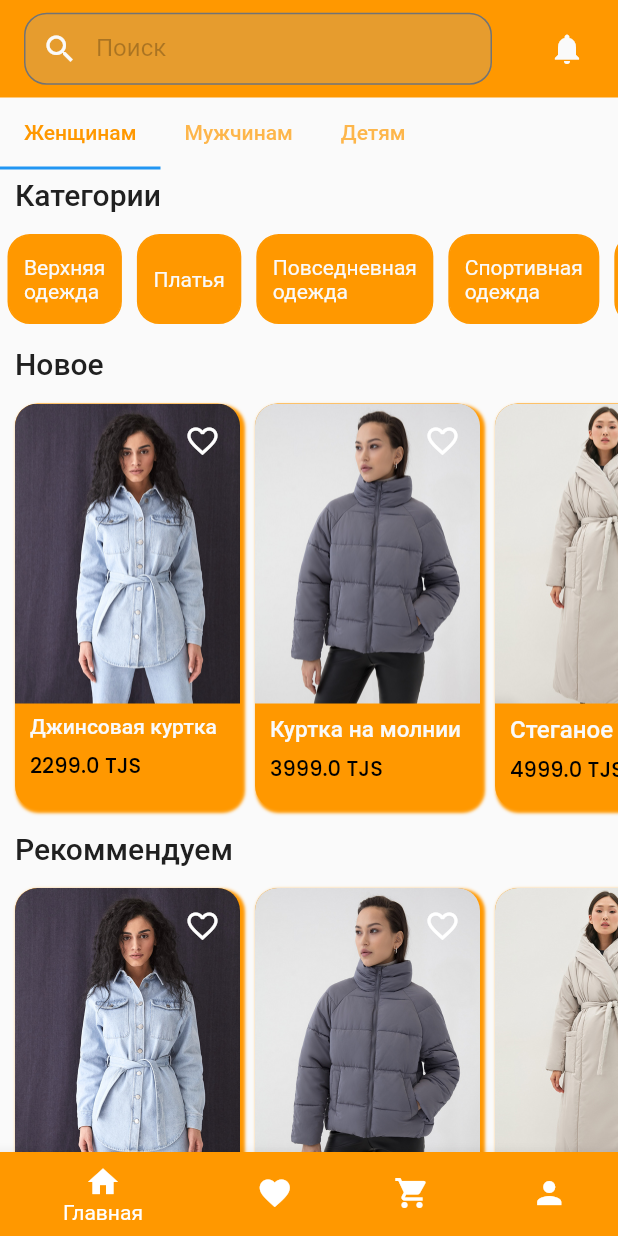
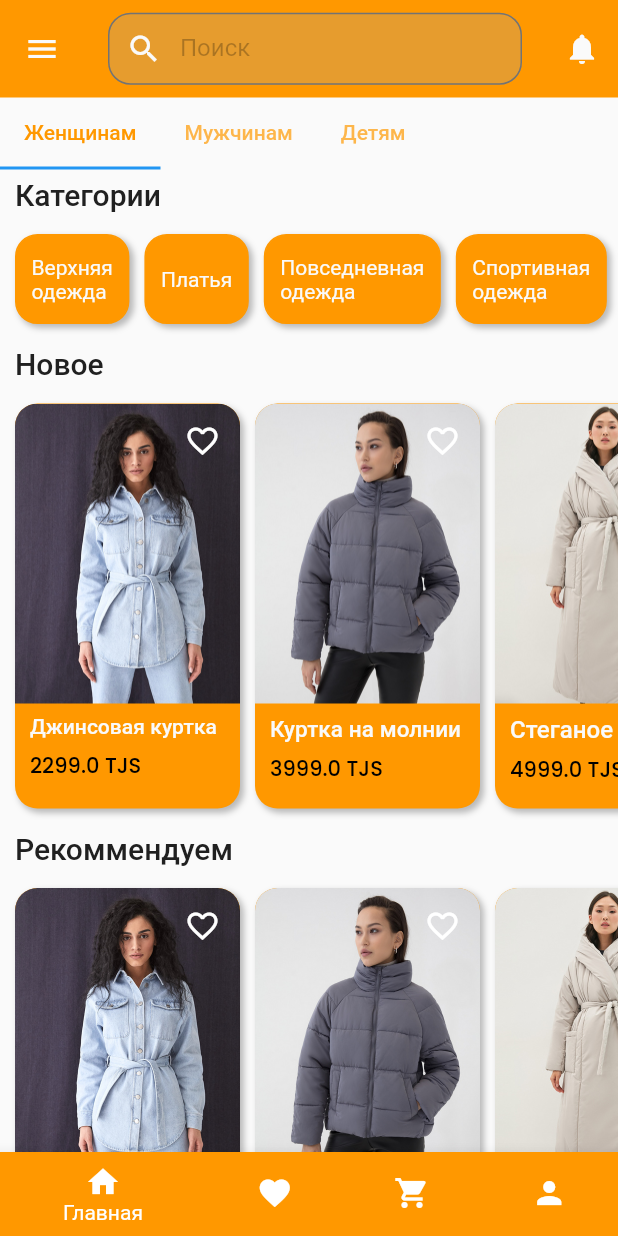
Before and after one commit to abdbuzurg/tajmallfront, a Flutter app: the screen it shows after launch, on a phone screen of 412 x 824 dp. Run offline on Flutter 3.47's test engine with Material 2 defaults, Android fonts, the phone set to English and light mode, and no system bars; our stand-ins replace flutter_riverpod, google_fonts.

Commit message:
added new scren

```diff
--- a/lib/helpers/constants.dart
+++ b/lib/helpers/constants.dart
@@ -3,11 +3,11 @@ import 'package:flutter/material.dart';
 final double kDefaultPadding = 10;
 final double kDefaultMargin = 10;
 BoxShadow kDefaultBoxShadow(Color color) => BoxShadow(
-      color: color,
+      color: Colors.black26,
       offset: const Offset(
-        2.0,
-        2.0,
+        2.5,
+        2.5,
       ),
-      blurRadius: 1.0,
-      spreadRadius: 1.0,
+      blurRadius: 3,
+      spreadRadius: 0,
     );
--- a/lib/helpers/themes.dart
+++ b/lib/helpers/themes.dart
@@ -5,7 +5,6 @@ import 'colors.dart';
 
 ThemeData themeLight(BuildContext context) {
   return ThemeData(
-    buttonColor: ColorLight.primary,
     brightness: Brightness.light,
     backgroundColor: ColorLight.background,
     cardColor: ColorLight.card,
@@ -23,6 +22,7 @@ ThemeData themeLight(BuildContext context) {
     scaffoldBackgroundColor: ColorLight.background,
     appBarTheme: AppBarTheme(
       elevation: 0,
+      backgroundColor: ColorLight.primary,
       centerTitle: true,
     ),
     textTheme: GoogleFonts.poppinsTextTheme().copyWith(
@@ -82,7 +82,6 @@ ThemeData themeLight(BuildContext context) {
 
 ThemeData themeDark(BuildContext context) {
   return ThemeData(
-    buttonColor: ColorDark.primary,
     brightness: Brightness.dark,
     backgroundColor: ColorDark.background,
     cardColor: ColorDark.card,
@@ -100,6 +99,7 @@ ThemeData themeDark(BuildContext context) {
     scaffoldBackgroundColor: ColorDark.background,
     appBarTheme: AppBarTheme(
       elevation: 0,
+      backgroundColor: ColorDark.primary,
       centerTitle: true,
     ),
     textTheme: GoogleFonts.poppinsTextTheme().copyWith(
--- a/lib/views/Home/home_screen.dart
+++ b/lib/views/home_screen/home_screen.dart
@@ -1,7 +1,9 @@
 import 'package:flutter/material.dart';
+import 'package:taj_mall/helpers/constants.dart';
 import 'package:taj_mall/providers/theme_provider.dart';
-import 'package:taj_mall/views/Home/woman_tab/woman_tab.dart';
 import 'package:flutter_riverpod/flutter_riverpod.dart';
+
+import 'woman_tab/woman_tab.dart';
 
 class HomeScreen extends StatefulWidget {
   const HomeScreen({Key? key}) : super(key: key);
@@ -12,14 +14,15 @@ class HomeScreen extends StatefulWidget {
 
 class _HomeScreenState extends State<HomeScreen>
     with SingleTickerProviderStateMixin, AutomaticKeepAliveClientMixin {
+  final GlobalKey<ScaffoldState> _scaffoldKey = new GlobalKey<ScaffoldState>();
+  late ScrollController _scrollController = ScrollController();
+  late TabController _tabController =
+      TabController(length: _tabs.length, vsync: this);
   final List<Widget> _tabs = [
     Tab(text: "Женщинам"),
     Tab(text: "Мужчинам"),
     Tab(text: "Детям"),
   ];
-  late ScrollController _scrollController = ScrollController();
-  late TabController _tabController =
-      TabController(length: _tabs.length, vsync: this);
   final List<Widget> _tabViews = [
     WomanTab(),
     Container(
@@ -28,6 +31,12 @@ class _HomeScreenState extends State<HomeScreen>
     Container(
       child: Text("kekD"),
     ),
+  ];
+  final List<String> drawerButtons = [
+    "Бренды",
+    "Бренды",
+    "Бренды",
+    "Бренды",
   ];
 
   @override
@@ -38,8 +47,16 @@ class _HomeScreenState extends State<HomeScreen>
     super.build(context);
     final theme = Theme.of(context);
     return Scaffold(
+      key: _scaffoldKey,
       appBar: AppBar(
         toolbarHeight: 65,
+        leading: IconButton(
+          icon: Icon(Icons.menu),
+          color: theme.backgroundColor,
+          onPressed: () {
+            _scaffoldKey.currentState!.openDrawer();
+          },
+        ),
         title: TextField(
           decoration: InputDecoration(
             contentPadding: EdgeInsets.symmetric(
@@ -60,7 +77,6 @@ class _HomeScreenState extends State<HomeScreen>
           ),
         ),
         actions: [
-          SizedBox(width: 10),
           IconButton(
             onPressed: () {
               context.read(themeProvider).changeTheme();
@@ -70,8 +86,55 @@ class _HomeScreenState extends State<HomeScreen>
               color: theme.backgroundColor,
             ),
           ),
-          SizedBox(width: 10),
         ],
+      ),
+      drawer: Drawer(
+        elevation: 5,
+        child: ListView(
+          children: [
+            DrawerHeader(
+              decoration: BoxDecoration(
+                color: theme.primaryColor,
+              ),
+              child: Text(
+                "Taj Mall",
+                style: TextStyle(
+                  color: theme.backgroundColor,
+                  fontSize: theme.textTheme.headline1!.fontSize,
+                ),
+              ),
+            ),
+            ...drawerButtons.map(
+              (text) => InkWell(
+                onTap: () {
+                  Navigator.pop(context);
+                },
+                child: Container(
+                  height: 50,
+                  padding: EdgeInsets.symmetric(
+                    vertical: kDefaultPadding,
+                    horizontal: kDefaultPadding * 2,
+                  ),
+                  decoration: BoxDecoration(
+                    border: Border(
+                      bottom: BorderSide(
+                        width: 1,
+                        color: theme.primaryColor,
+                      ),
+                    ),
+                  ),
+                  child: Text(
+                    text,
+                    style: TextStyle(
+                      fontSize: theme.textTheme.headline3!.fontSize,
+                      // fontSize: theme.textTheme.headline1!.fontSize,
+                    ),
+                  ),
+                ),
+              ),
+            ),
+          ],
+        ),
       ),
       body: NestedScrollView(
         controller: _scrollController,
--- a/lib/views/Home/woman_tab/components/categories.dart
+++ b/lib/views/home_screen/woman_tab/components/categories.dart
@@ -26,7 +26,7 @@ class _CategoriesState extends State<Categories> {
       height: 60,
       width: double.infinity,
       margin: EdgeInsets.symmetric(
-        horizontal: 0,
+        horizontal: 5,
         vertical: 10,
       ),
       child: ListView.builder(
@@ -40,7 +40,7 @@ class _CategoriesState extends State<Categories> {
               borderRadius: BorderRadius.all(Radius.circular(15)),
               color: theme.primaryColor,
               boxShadow: [
-                kDefaultBoxShadow(theme.backgroundColor),
+                kDefaultBoxShadow(theme.primaryColor),
               ],
             ),
             padding: EdgeInsets.symmetric(horizontal: 10, vertical: 5),
--- a/lib/views/Home/woman_tab/woman_tab.dart
+++ b/lib/views/home_screen/woman_tab/woman_tab.dart
@@ -1,9 +1,9 @@
 import 'package:flutter/material.dart';
 import 'package:taj_mall/helpers/headline.dart';
-import 'package:taj_mall/views/Home/woman_tab/components/categories.dart';
-import 'package:taj_mall/views/Home/woman_tab/components/recommendations.dart';
 
+import 'components/categories.dart';
 import 'components/new.dart';
+import 'components/recommendations.dart';
 
 class WomanTab extends StatelessWidget {
   const WomanTab({Key? key}) : super(key: key);
--- a/lib/views/main_screen/main_screen.dart
+++ b/lib/views/main_screen/main_screen.dart
@@ -1,5 +1,6 @@
 import 'package:flutter/material.dart';
-import 'package:taj_mall/views/Home/home_screen.dart';
+import 'package:flutter/services.dart';
+import 'package:taj_mall/views/home_screen/home_screen.dart';
 
 class MainScreen extends StatefulWidget {
   const MainScreen({Key? key}) : super(key: key);
```
Also changed, not shown: lib/helpers/custom_card.dart (+7 -1 lines), lib/views/clothes_screen/clother_screen.dart (added, +70 -0 lines), lib/views/home_screen/woman_tab/components/new.dart (renamed from lib/views/Home/woman_tab/components/new.dart), lib/views/home_screen/woman_tab/components/recommendations.dart (renamed from lib/views/Home/woman_tab/components/recommendations.dart), pubspec.lock, 1 other file.
